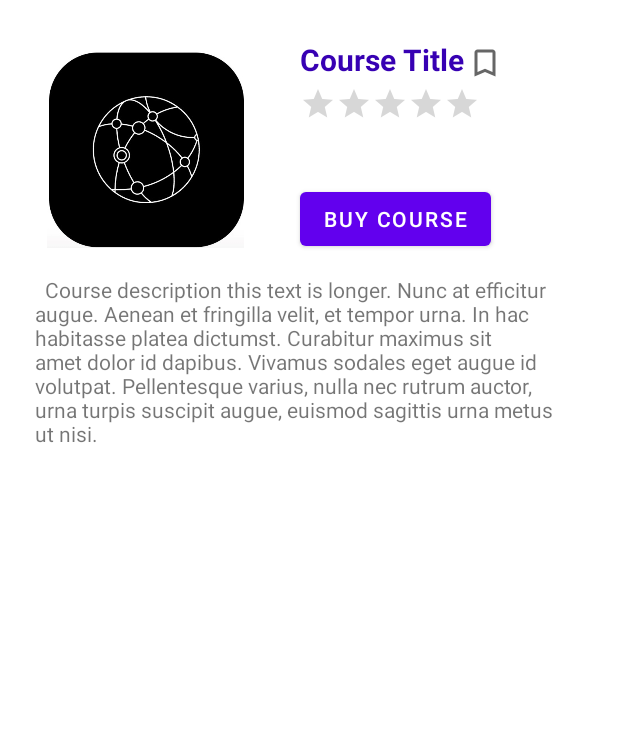
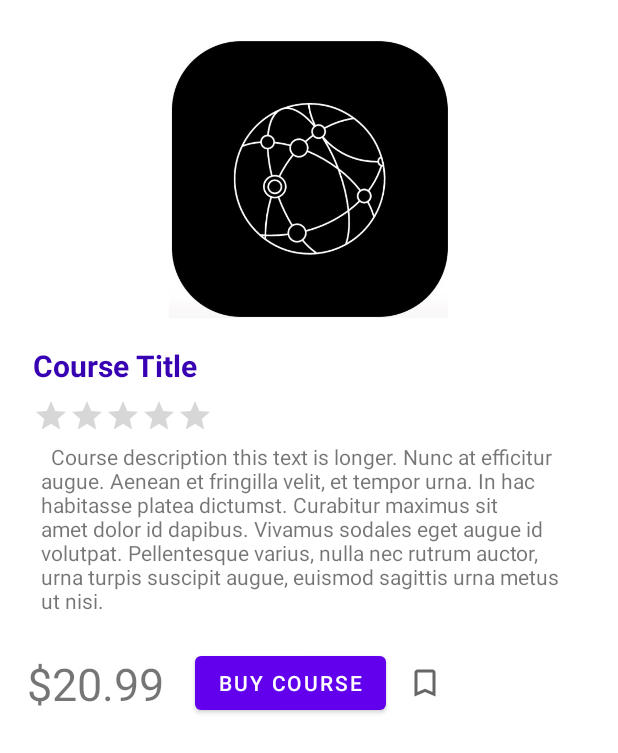
Before and after one commit to dutaci28/Memorizor, an Android app: the CourseActivity screen opened directly, with no data from a screen before it, on a phone screen of 412 x 824 dp. Shown: the top 753 px of the screen. Run offline under Robolectric (Android 15) with nearby library versions, the phone set to English and light mode, and no system bars; our stand-ins replace Firebase (no records; nobody signed in at launch, a user with empty details on screens opened directly), Picasso.

Commit message:
course page design update

```diff
--- a/app/src/main/res/layout/activity_course.xml
+++ b/app/src/main/res/layout/activity_course.xml
@@ -9,10 +9,10 @@
 
     <ImageView
         android:id="@+id/image"
-        android:layout_width="158dp"
-        android:layout_height="131dp"
-        android:layout_marginStart="8dp"
-        android:layout_marginTop="24dp"
+        android:layout_width="367dp"
+        android:layout_height="186dp"
+        android:layout_marginStart="12dp"
+        android:layout_marginTop="16dp"
         android:src="@drawable/icon"
         app:layout_constraintStart_toStartOf="parent"
         app:layout_constraintTop_toTopOf="parent" />
@@ -21,73 +21,83 @@
         android:id="@+id/title"
         android:layout_width="wrap_content"
         android:layout_height="wrap_content"
-        android:layout_marginStart="24dp"
-        android:layout_marginTop="16dp"
+        android:layout_marginStart="12dp"
+        android:layout_marginTop="220dp"
         android:maxLines="1"
-        android:textSize="20dp"
         android:text="Course Title"
         android:textColor="@color/design_default_color_primary_dark"
+        android:textSize="20dp"
         android:textStyle="bold"
-        app:layout_constraintStart_toEndOf="@+id/image"
-        app:layout_constraintTop_toTopOf="parent" />
-
-    <RatingBar
-        android:id="@+id/rating_bar"
-        android:layout_width="242dp"
-        android:layout_height="46dp"
-        android:layout_marginStart="24dp"
-        android:layout_marginTop="4dp"
-        android:stepSize="1"
-        android:numStars="5"
-        android:scaleX=".5"
-        android:scaleY=".5"
-        android:transformPivotX="0dp"
-        android:transformPivotY="0dp"
-        app:layout_constraintStart_toEndOf="@+id/image"
-        app:layout_constraintTop_toBottomOf="@+id/title" />
-
-    <Button
-        android:id="@+id/btn_buy"
-        android:layout_width="wrap_content"
-        android:layout_height="wrap_content"
-        android:layout_marginStart="24dp"
-        android:layout_marginTop="112dp"
-        android:text="Buy Course"
-        app:layout_constraintStart_toEndOf="@+id/image"
+        app:layout_constraintStart_toStartOf="parent"
         app:layout_constraintTop_toTopOf="parent" />
 
     <TextView
-        android:id="@+id/description"
-        android:layout_width="367dp"
+        android:id="@+id/tv_price"
+        android:layout_width="wrap_content"
         android:layout_height="wrap_content"
         android:layout_marginStart="8dp"
-        android:layout_marginTop="168dp"
-        android:maxWidth="200dp"
-        android:padding="5dp"
-        android:text="  Course description this text is longer. Nunc at efficitur augue. Aenean et fringilla velit, et tempor urna. In hac habitasse platea dictumst. Curabitur maximus sit amet dolor id dapibus. Vivamus sodales eget augue id volutpat. Pellentesque varius, nulla nec rutrum auctor, urna turpis suscipit augue, euismod sagittis urna metus ut nisi."
+        android:layout_marginTop="20dp"
+        android:text="$20.99"
+        android:textSize="30dp"
         app:layout_constraintStart_toStartOf="parent"
-        app:layout_constraintTop_toTopOf="parent" />
+        app:layout_constraintTop_toBottomOf="@+id/description" />
+
+    <androidx.recyclerview.widget.RecyclerView
+        android:id="@+id/rv_videos"
+        android:layout_width="match_parent"
+        android:layout_height="wrap_content"
+        app:layout_constraintStart_toStartOf="parent"
+        android:layout_marginTop="20dp"
+        app:layout_constraintTop_toBottomOf="@+id/btn_buy" />
 
     <ImageButton
         android:id="@+id/btn_bookmark"
         style="?android:attr/borderlessButtonStyle"
         android:layout_width="27dp"
         android:layout_height="47dp"
+        android:layout_marginStart="12dp"
+        android:layout_marginTop="16dp"
+        android:src="@drawable/ic_baseline_bookmark_border_24"
+        app:layout_constraintStart_toEndOf="@+id/btn_buy"
+        app:layout_constraintTop_toBottomOf="@+id/description" />
+
+    <Button
+        android:id="@+id/btn_buy"
+        android:layout_width="wrap_content"
+        android:layout_height="wrap_content"
+        android:layout_marginStart="120dp"
+        android:layout_marginTop="16dp"
+        android:text="Buy Now"
+        app:layout_constraintStart_toStartOf="parent"
+        app:layout_constraintTop_toBottomOf="@+id/description" />
+
+    <TextView
+        android:id="@+id/description"
+        android:layout_width="367dp"
+        android:layout_height="wrap_content"
+        android:layout_marginStart="12dp"
+        android:layout_marginTop="32dp"
+        android:maxWidth="200dp"
+        android:padding="5dp"
+        android:text="  Course description this text is longer. Nunc at efficitur augue. Aenean et fringilla velit, et tempor urna. In hac habitasse platea dictumst. Curabitur maximus sit amet dolor id dapibus. Vivamus sodales eget augue id volutpat. Pellentesque varius, nulla nec rutrum auctor, urna turpis suscipit augue, euismod sagittis urna metus ut nisi."
+        app:layout_constraintStart_toStartOf="parent"
+        app:layout_constraintTop_toBottomOf="@+id/title" />
+
+    <RatingBar
+        android:id="@+id/rating_bar"
+        android:layout_width="242dp"
+        android:layout_height="46dp"
+        android:layout_marginStart="12dp"
         android:layout_marginTop="8dp"
-        android:src="@drawable/ic_baseline_bookmark_border_24"
-        app:layout_constraintStart_toEndOf="@+id/title"
-        app:layout_constraintTop_toTopOf="parent" />
+        android:numStars="5"
+        android:scaleX=".5"
+        android:scaleY=".5"
+        android:stepSize="1"
+        android:transformPivotX="0dp"
+        android:transformPivotY="0dp"
+        app:layout_constraintStart_toStartOf="parent"
+        app:layout_constraintTop_toBottomOf="@+id/title" />
 
-    <androidx.recyclerview.widget.RecyclerView
-        android:id="@+id/rv_videos"
-        android:layout_width="match_parent"
-        android:layout_height="wrap_content"
-        android:layout_marginTop="10dp"
-        app:layout_constraintBottom_toBottomOf="parent"
-        app:layout_constraintEnd_toEndOf="parent"
-        app:layout_constraintHorizontal_bias="1.0"
-        app:layout_constraintStart_toStartOf="parent"
-        app:layout_constraintTop_toBottomOf="@+id/description"
-        app:layout_constraintVertical_bias="0.0" />\
+    \
 
 </androidx.constraintlayout.widget.ConstraintLayout>
--- a/app/src/main/res/layout/course_item.xml
+++ b/app/src/main/res/layout/course_item.xml
@@ -7,7 +7,7 @@
 
     <androidx.cardview.widget.CardView
         android:id="@+id/cardView"
-        android:layout_width="match_parent"
+        android:layout_width="350dp"
         android:layout_height="350dp"
         app:cardElevation="10dp"
         app:cardCornerRadius="5dp"
@@ -58,7 +58,7 @@
             android:layout_width="27dp"
             android:layout_height="47dp"
             android:layout_marginTop="200dp"
-            android:layout_marginStart="330dp"
+            android:layout_marginStart="270dp"
             android:src="@drawable/ic_baseline_bookmark_border_24"
             />
 
```
